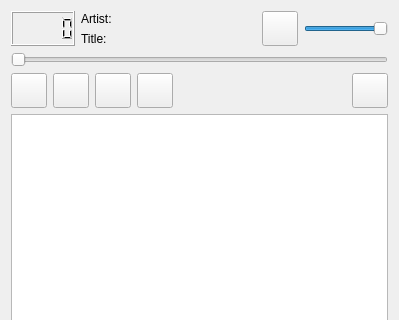
First picture: the form in src/qompmainwin.ui, repository qomp/qomp, before the edit; both pictures show x 0 to 399 and y 0 to 320 of the 399 by 597 pixel window.
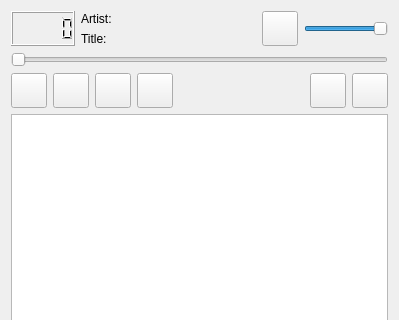
Second picture: the form after the edit. Icons and pictures are not drawn. Custom widgets are drawn as their Qt base class.

Commit message: start work on shuffle

Diff of the .ui file:
```diff
--- a/src/qompmainwin.ui
+++ b/src/qompmainwin.ui
@@ -272,6 +272,25 @@
         </property>
        </spacer>
       </item>
+      <item>
+       <widget class="QToolButton" name="tb_shuffle">
+        <property name="toolTip">
+         <string>Shuffle</string>
+        </property>
+        <property name="text">
+         <string/>
+        </property>
+        <property name="iconSize">
+         <size>
+          <width>28</width>
+          <height>28</height>
+         </size>
+        </property>
+        <property name="checkable">
+         <bool>true</bool>
+        </property>
+       </widget>
+      </item>
       <item>
        <widget class="QToolButton" name="tb_repeatAll">
         <property name="toolTip">
```
The commit also changes 8 other files.
